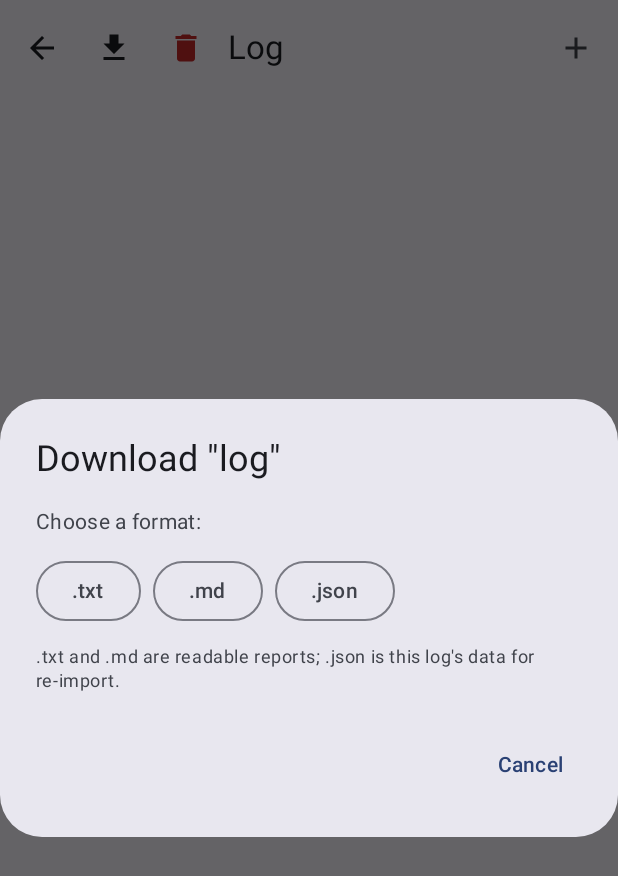
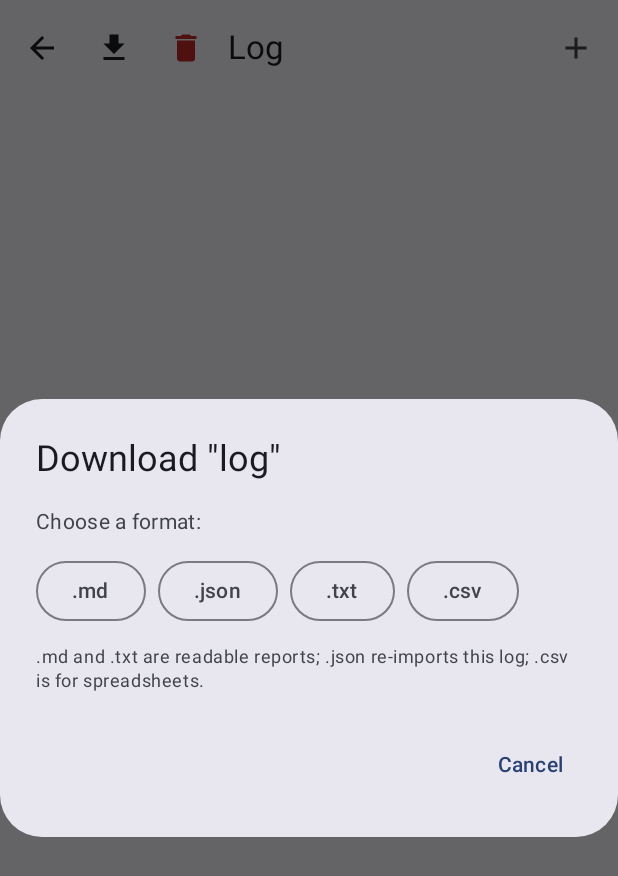
Before and after one commit to SoulPhosphor/lifelogger, an Android app built with Jetpack Compose: the composable LogScreen called with empty values, after a tap on "Download this log", on a phone screen of 412 x 824 dp. Shown: the top 876 px of the screen. Run offline under Robolectric (Android 15) with nearby library versions, the phone set to English and light mode, and no system bars; our stand-ins replace Room's generated code.

Commit message:
Build Phase 8: CSV export; fix download-chooser order to MD/JSON/TXT
- Reorder the Log download chooser to the approved order: .md, .json, .txt
  (then .csv). All readable/data formats were already present; this only
  reorders and adds CSV. UI_SPEC §4 updated to match.
- CsvBuilder: one CSV per log (FORMATTING_SPEC §3) with RFC-4180 quoting;
  multiple joins with "; ", scale exports the bare number, date/time export the
  stored ISO-8601 string. Columns: entry_id, created_at, fields…, notes.

Co-Authored-By: Claude Opus 4.8 <noreply@anthropic.com>
Claude-Session: https://claude.ai/code/session_014Kq5qqKJBu2SJLU7pzpaQn

```diff
--- a/app/src/main/java/com/datadragon/app/ui/screens/LogScreen.kt
+++ b/app/src/main/java/com/datadragon/app/ui/screens/LogScreen.kt
@@ -3,6 +3,8 @@ package com.datadragon.app.ui.screens
 import androidx.compose.foundation.layout.Arrangement
 import androidx.compose.foundation.layout.Box
 import androidx.compose.foundation.layout.Column
+import androidx.compose.foundation.layout.ExperimentalLayoutApi
+import androidx.compose.foundation.layout.FlowRow
 import androidx.compose.foundation.layout.PaddingValues
 import androidx.compose.foundation.layout.Row
 import androidx.compose.foundation.layout.fillMaxSize
@@ -42,6 +44,7 @@ import androidx.lifecycle.compose.collectAsStateWithLifecycle
 import androidx.lifecycle.viewmodel.compose.viewModel
 import com.datadragon.app.data.BackupCodec
 import com.datadragon.app.data.BackupRepository
+import com.datadragon.app.data.CsvBuilder
 import com.datadragon.app.data.EntryValues
 import com.datadragon.app.data.ExportNaming
 import com.datadragon.app.data.FieldDef
@@ -52,7 +55,7 @@ import com.datadragon.app.export.shareTextFile
 import com.datadragon.app.ui.LogViewModel
 import com.datadragon.app.ui.theme.DeleteRed
 
-@OptIn(ExperimentalMaterial3Api::class)
+@OptIn(ExperimentalMaterial3Api::class, ExperimentalLayoutApi::class)
 @Composable
 fun LogScreen(
     logId: String?,
@@ -126,15 +129,7 @@ fun LogScreen(
             text = {
                 Column(verticalArrangement = Arrangement.spacedBy(12.dp)) {
                     Text("Choose a format:")
-                    Row(horizontalArrangement = Arrangement.spacedBy(8.dp)) {
-                        OutlinedButton(
-                            onClick = {
-                                if (current != null) {
-                                    shareReport(context, ReportBuilder.build(current, fields, entries, markdown = false))
-                                }
-                                showFormatChooser = false
-                            },
-                        ) { Text(".txt") }
+                    FlowRow(horizontalArrangement = Arrangement.spacedBy(8.dp)) {
                         OutlinedButton(
                             onClick = {
                                 if (current != null) {
@@ -157,9 +152,31 @@ fun LogScreen(
                                 showFormatChooser = false
                             },
                         ) { Text(".json") }
+                        OutlinedButton(
+                            onClick = {
+                                if (current != null) {
+                                    shareReport(context, ReportBuilder.build(current, fields, entries, markdown = false))
+                                }
+                                showFormatChooser = false
+                            },
+                        ) { Text(".txt") }
+                        OutlinedButton(
+                            onClick = {
+                                if (current != null) {
+                                    shareTextFile(
+                                        context,
+                                        "${ExportNaming.base(current.name)}.csv",
+                                        "text/csv",
+                                        CsvBuilder.build(fields, entries),
+                                    )
+                                }
+                                showFormatChooser = false
+                            },
+                        ) { Text(".csv") }
                     }
                     Text(
-                        ".txt and .md are readable reports; .json is this log's data for re-import.",
+                        ".md and .txt are readable reports; .json re-imports this log; " +
+                            ".csv is for spreadsheets.",
                         style = MaterialTheme.typography.bodySmall,
                     )
                 }
```
Also changed, not shown: app/src/main/java/com/datadragon/app/data/CsvBuilder.kt (added, +66 -0 lines), 2 other files.
